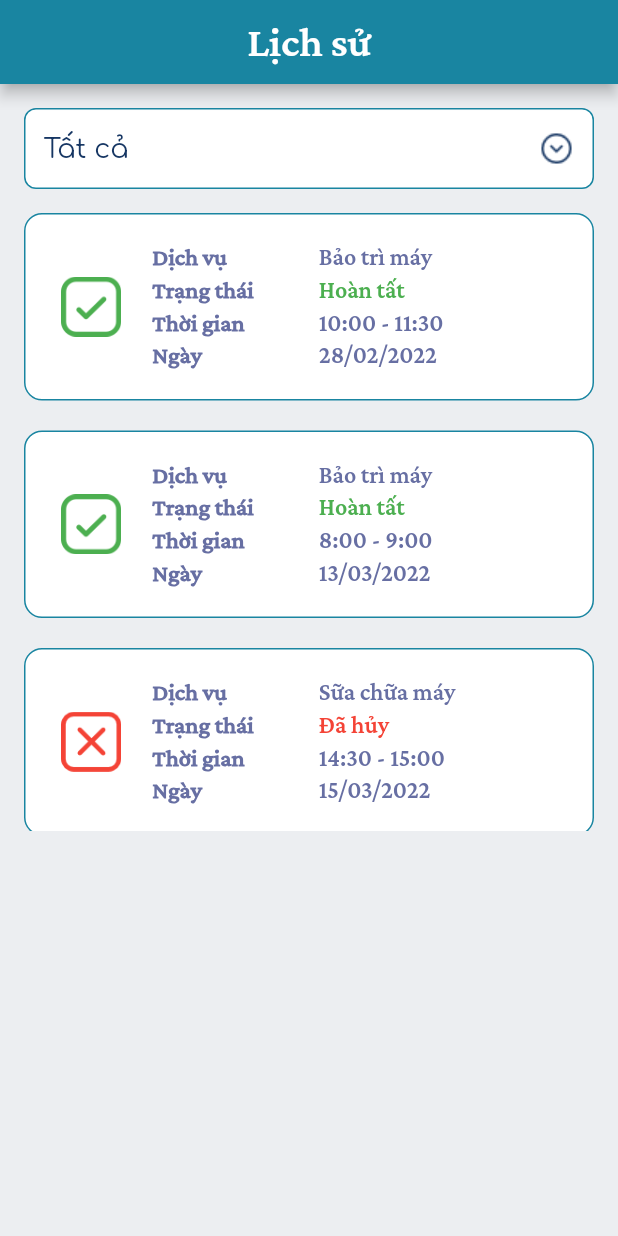
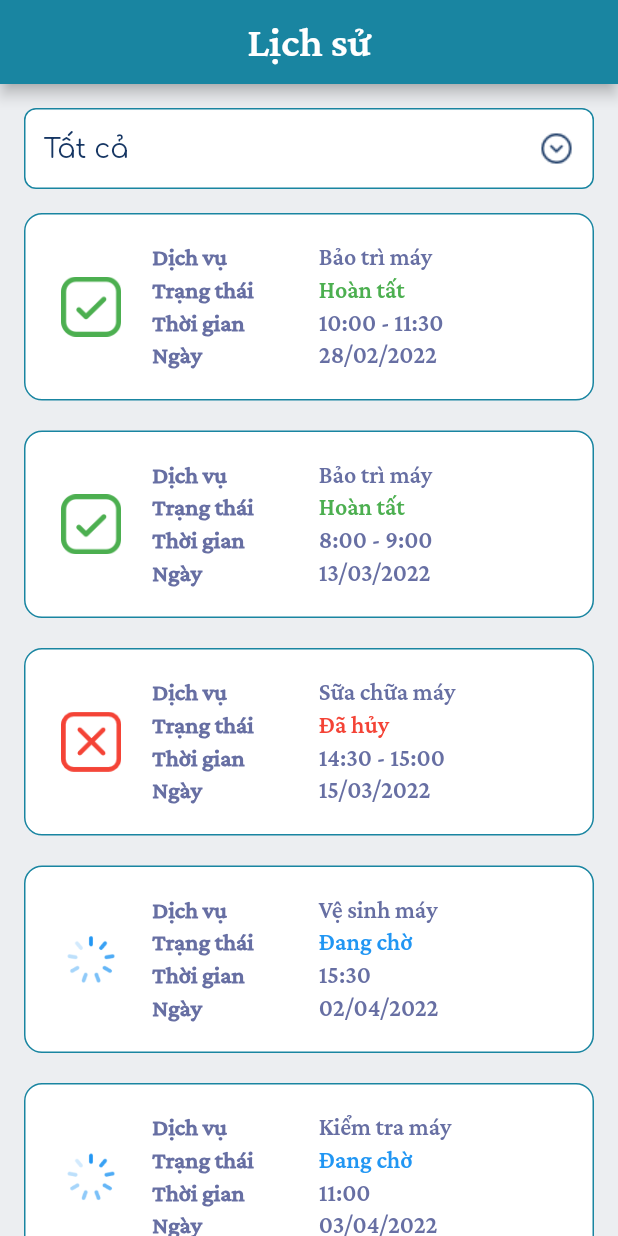
Before and after one commit to rentaneko/acs_system, a Flutter app: the HistoryScreen screen opened directly, on a phone screen of 412 x 824 dp. Run offline on Flutter 3.47's test engine with Material 2 defaults, Android fonts, the phone set to English and light mode, and no system bars; our stand-ins replace get, introduction_screen, loading_indicator; missing offline and left inert: pandabar; network calls fail; statements that could not run were skipped.

Commit message:
Update history.dart

```diff
--- a/lib/screens/history/history.dart
+++ b/lib/screens/history/history.dart
@@ -54,7 +54,7 @@ class _HistoryScreenState extends State<HistoryScreen> {
               ),
             ),
             SizedBox(
-              height: MediaQuery.of(context).size.height / 2,
+              height: MediaQuery.of(context).size.height,
               child: ListView.builder(
                 itemCount: listOrder.length,
                 shrinkWrap: true,
```
